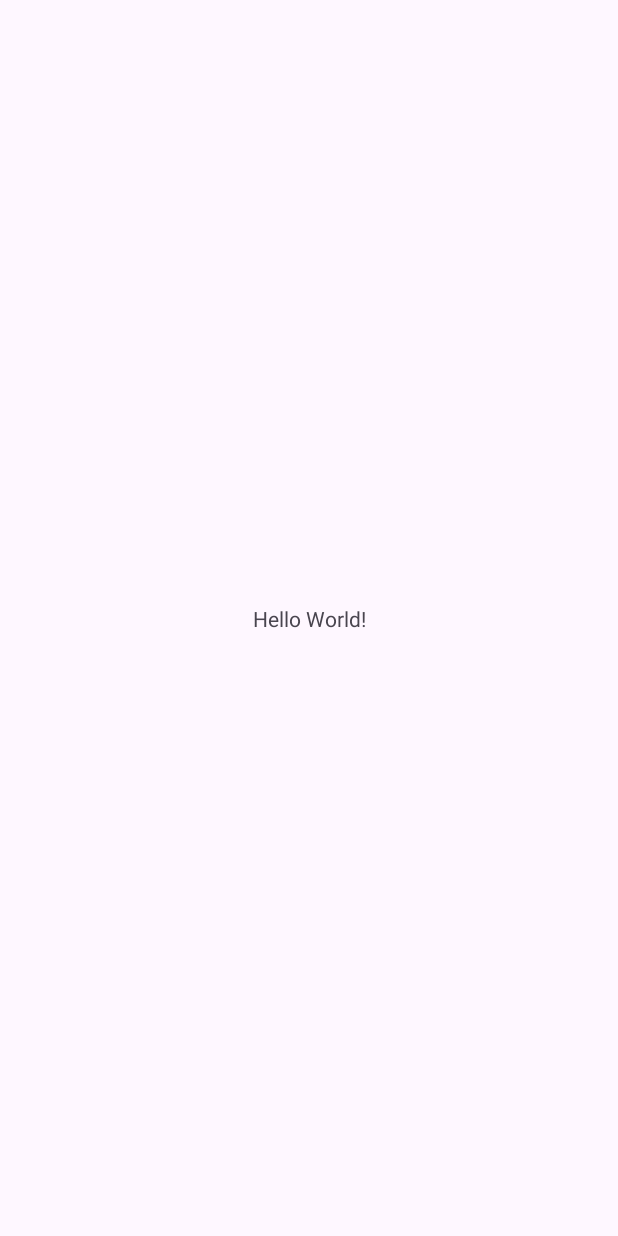
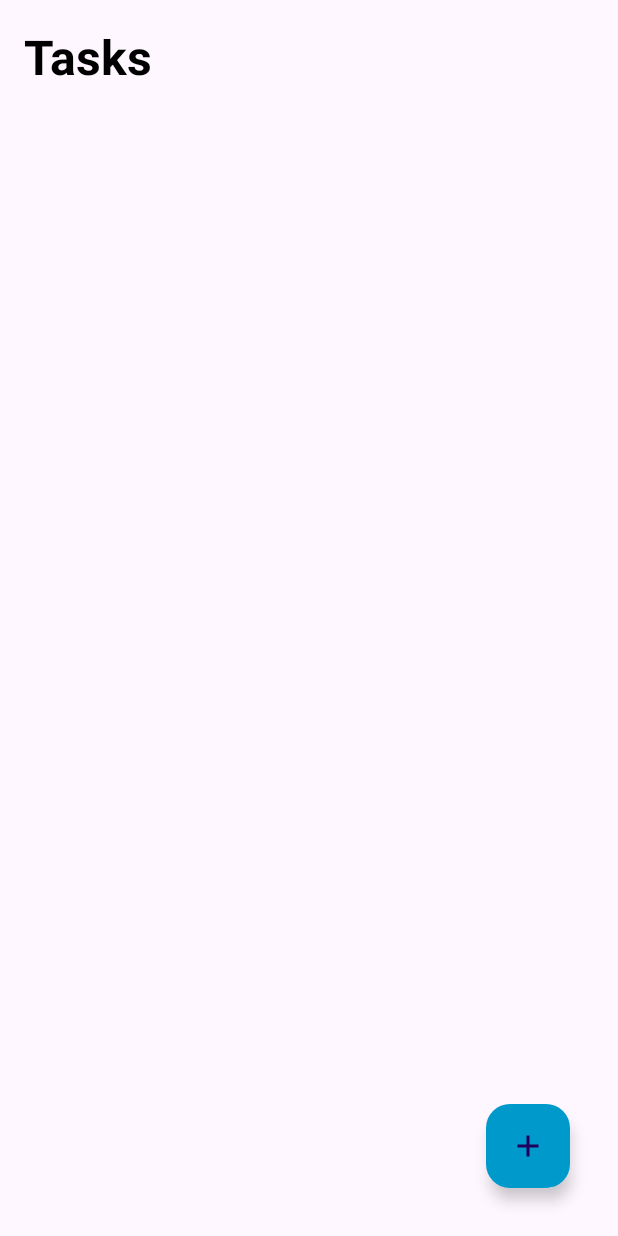
Before and after one commit to NgTuanDung029/BTL_Android_62TH2_TodoApp, an Android app: the screen it shows after launch (MainActivity), on a phone screen of 412 x 824 dp. Before the commit the screen is almost empty. Run offline under Robolectric (Android 15) with nearby library versions, the phone set to English and light mode, and no system bars.

Commit message:
Dựng layout: màn hình bắt đầu, màn hình chính

```diff
--- a/TodoApp/app/build.gradle
+++ b/TodoApp/app/build.gradle
@@ -36,4 +36,6 @@ dependencies {
     testImplementation 'junit:junit:4.13.2'
     androidTestImplementation 'androidx.test.ext:junit:1.1.5'
     androidTestImplementation 'androidx.test.espresso:espresso-core:3.5.1'
+    implementation 'androidx.recyclerview:recyclerview:1.1.0'
+    implementation 'com.google.android.material:material:1.1.0'
 }
--- /dev/null
+++ b/TodoApp/app/src/main/res/drawable/baseline_add.xml
@@ -0,0 +1,5 @@
+<vector android:height="32dp" android:tint="#FFFFFF"
+    android:viewportHeight="24" android:viewportWidth="24"
+    android:width="32dp" xmlns:android="http://schemas.android.com/apk/res/android">
+    <path android:fillColor="@android:color/white" android:pathData="M19,13h-6v6h-2v-6H5v-2h6V5h2v6h6v2z"/>
+</vector>
--- a/TodoApp/app/src/main/res/layout/activity_main.xml
+++ b/TodoApp/app/src/main/res/layout/activity_main.xml
@@ -1,18 +1,38 @@
 <?xml version="1.0" encoding="utf-8"?>
-<androidx.constraintlayout.widget.ConstraintLayout xmlns:android="http://schemas.android.com/apk/res/android"
-    xmlns:app="http://schemas.android.com/apk/res-auto"
-    xmlns:tools="http://schemas.android.com/tools"
+<RelativeLayout xmlns:android="http://schemas.android.com/apk/res/android"
+    android:layout_height="match_parent"
     android:layout_width="match_parent"
-    android:layout_height="match_parent"
-    tools:context=".MainActivity">
-
+    xmlns:app="http://schemas.android.com/apk/res-auto">
     <TextView
+        android:id="@+id/tasksText"
         android:layout_width="wrap_content"
         android:layout_height="wrap_content"
-        android:text="Hello World!"
-        app:layout_constraintBottom_toBottomOf="parent"
-        app:layout_constraintEnd_toEndOf="parent"
-        app:layout_constraintStart_toStartOf="parent"
-        app:layout_constraintTop_toTopOf="parent" />
+        android:textStyle="bold"
+        android:text="Tasks"
+        android:textColor="@android:color/black"
+        android:layout_marginStart="16dp"
+        android:layout_marginBottom="16dp"
+        android:layout_marginTop="16dp"
+        android:textSize="32sp">
+    </TextView>
+    <androidx.recyclerview.widget.RecyclerView
+        android:id="@+id/tasksRecyclerView"
+        android:layout_width="match_parent"
+        android:layout_height="wrap_content"
+        android:layout_below="@id/tasksText"
+        app:layoutManager="androidx.recyclerview.widget.LinearLayoutManager"
+        android:nestedScrollingEnabled="true">
+    </androidx.recyclerview.widget.RecyclerView>
 
-</androidx.constraintlayout.widget.ConstraintLayout>
+    <com.google.android.material.floatingactionbutton.FloatingActionButton
+        android:layout_width="wrap_content"
+        android:layout_height="wrap_content"
+        android:layout_alignParentEnd="true"
+        android:layout_alignParentBottom="true"
+        android:layout_marginStart="32dp"
+        android:layout_marginTop="32dp"
+        android:layout_marginEnd="32dp"
+        android:layout_marginBottom="32dp"
+        android:backgroundTint="@android:color/holo_blue_dark"
+        android:src="@drawable/baseline_add"></com.google.android.material.floatingactionbutton.FloatingActionButton>
+</RelativeLayout>
```
Also changed, not shown: TodoApp/app/src/main/AndroidManifest.xml (+9 -0 lines), TodoApp/app/src/main/java/com/example/todoapp/SplashActivity.java (added, +14 -0 lines), TodoApp/app/src/main/res/layout/activity_splash.xml (added, +15 -0 lines), TodoApp/app/src/main/res/layout/new_tasks.xml (added, +24 -0 lines), TodoApp/app/src/main/res/layout/task_layout.xml (added, +23 -0 lines), TodoApp/app/src/main/res/drawable/iconmicrosoft.png (added).
